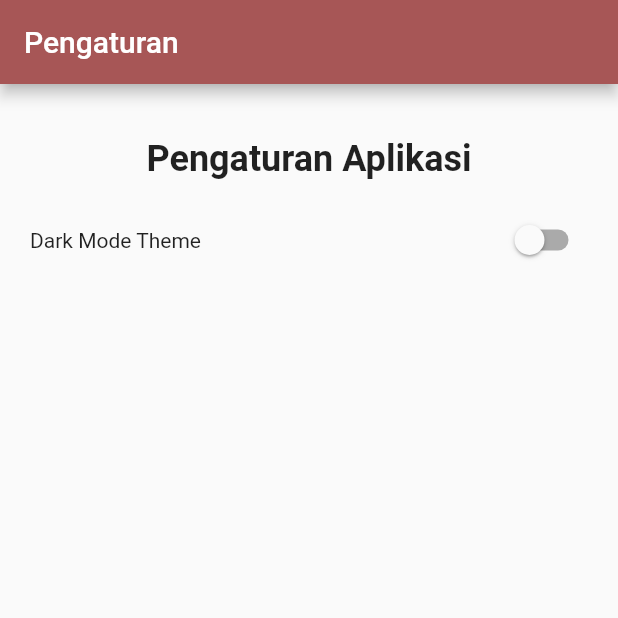
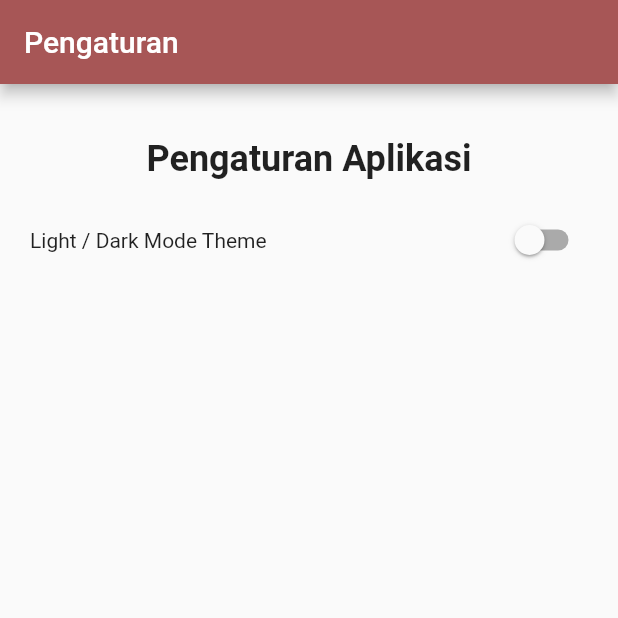
Before and after one commit to medanjaya/Cyberprop-repo, a Flutter app: the screen it shows after launch, item 3 of the bottom bar chosen, on a phone screen of 412 x 824 dp, the top half of it. Run offline on Flutter 3.47's test engine with Material 3 defaults, Android fonts, the phone set to English and light mode, and no system bars; our stand-ins replace firebase_auth, firebase_core, font_awesome_flutter, image_picker, sqflite; accounts and stored records are empty.

Commit message:
settings bisa light / dark

```diff
--- a/lib/agen/settings.dart
+++ b/lib/agen/settings.dart
@@ -59,7 +59,7 @@ class _SettingsState extends State<Settings> {
             Row(
               mainAxisAlignment: MainAxisAlignment.spaceBetween,
               children: [
-                const Text('Dark Mode Theme'),
+                const Text('Light / Dark Mode Theme'),
                 Switch(
                   value: prov.enableDarkMode,
                   activeColor: const Color.fromARGB(255, 99, 185, 255),
```
